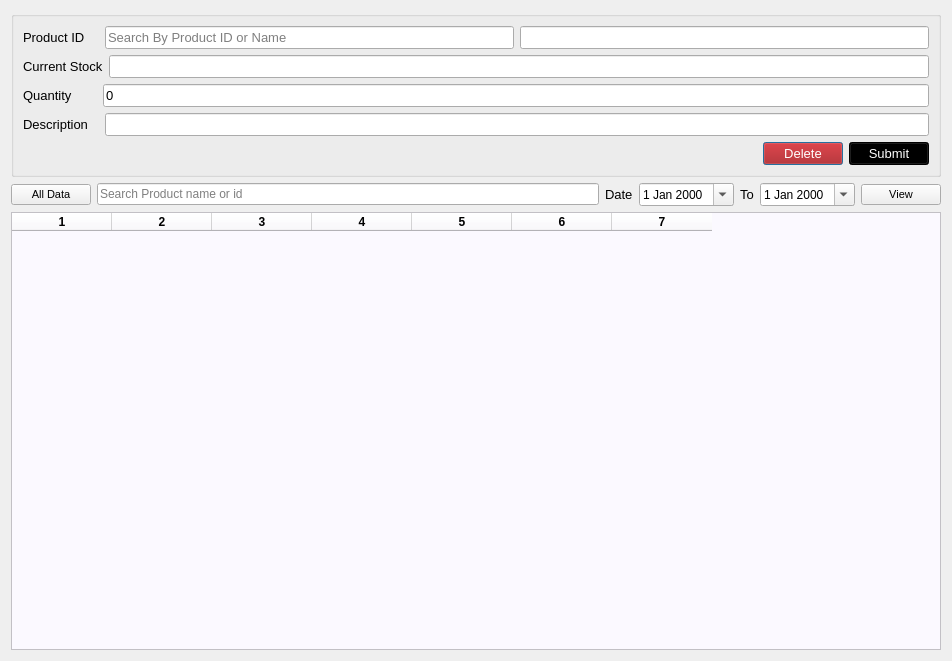
Qt form ui/damage.ui (ansarul543/pos-inventory) before a commit.
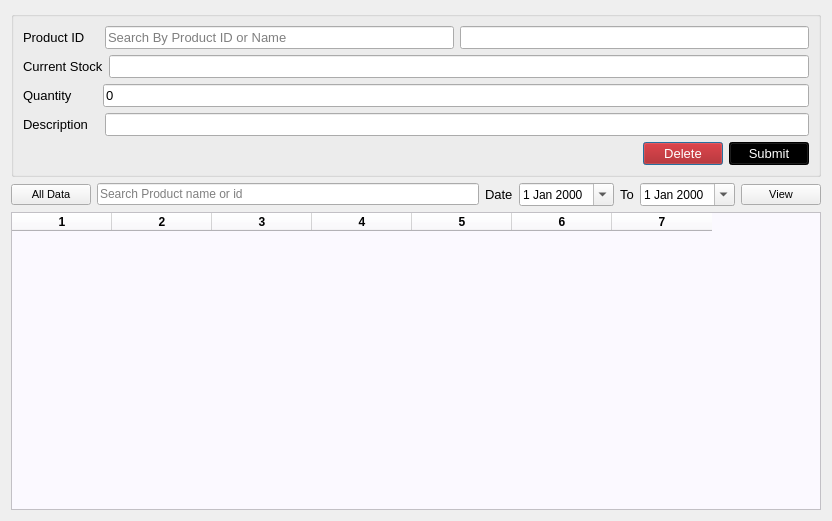
The same form after that commit.

Patch:
```diff
--- a/ui/damage.ui
+++ b/ui/damage.ui
@@ -9,8 +9,8 @@
    <rect>
     <x>0</x>
     <y>0</y>
-    <width>952</width>
-    <height>661</height>
+    <width>832</width>
+    <height>521</height>
    </rect>
   </property>
   <property name="windowTitle">
```
